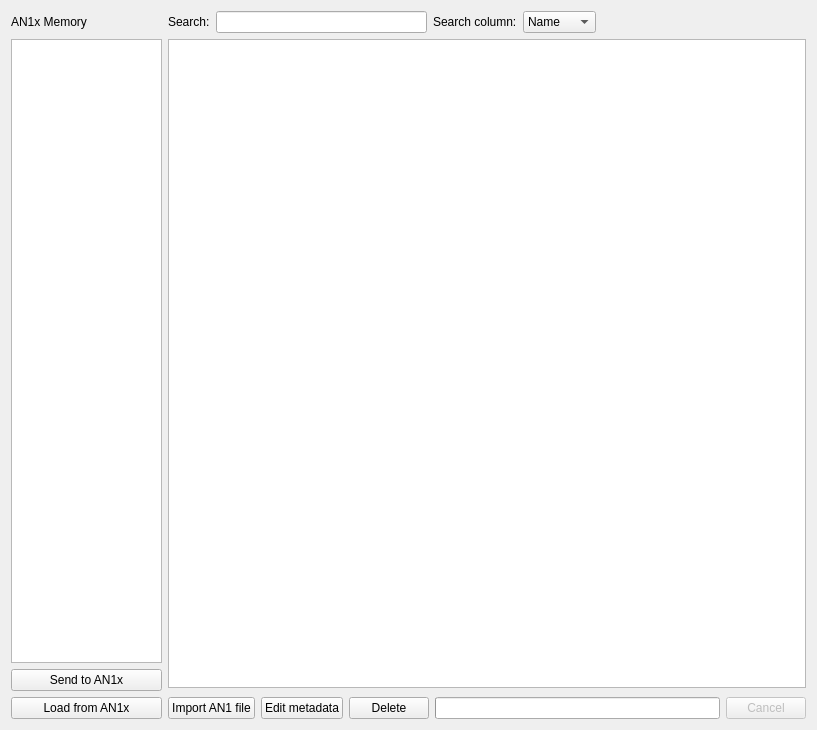
Qt form src/View/Browser.ui (thefinalcutbg/QAN1xEditor) before a commit.
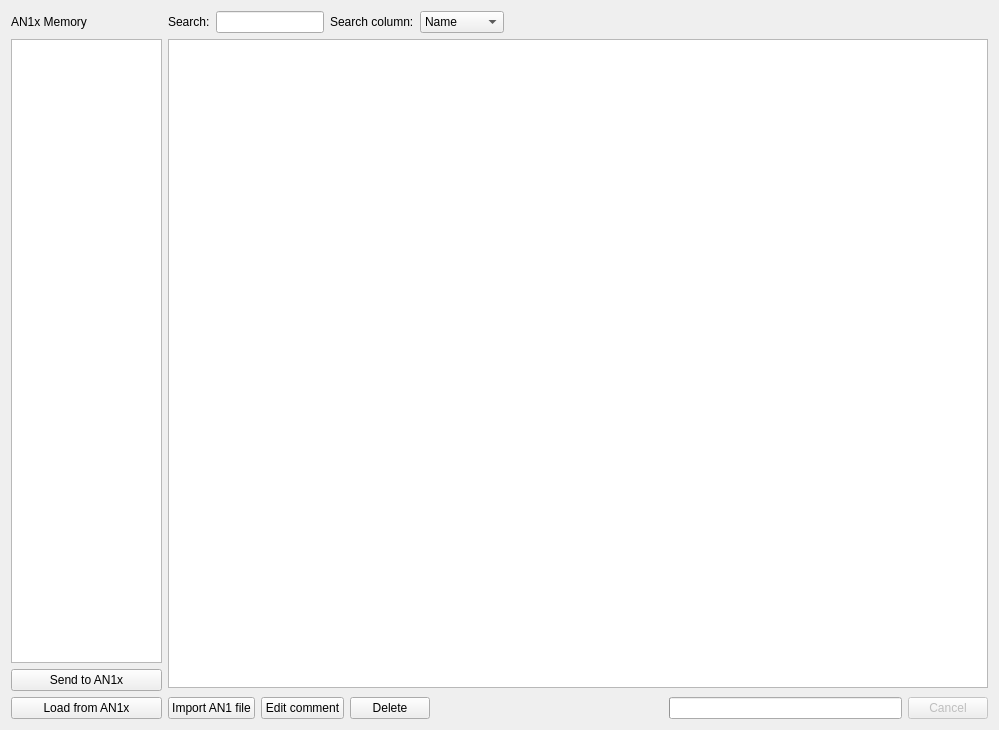
The same form after that commit. Custom widgets are drawn as their Qt base class.

Commit message: comments edit implemented

```diff
--- a/src/View/Browser.ui
+++ b/src/View/Browser.ui
@@ -6,7 +6,7 @@
    <rect>
     <x>0</x>
     <y>0</y>
-    <width>817</width>
+    <width>999</width>
     <height>730</height>
    </rect>
   </property>
@@ -110,6 +110,12 @@
        </item>
        <item>
         <widget class="QLineEdit" name="lineEdit">
+         <property name="sizePolicy">
+          <sizepolicy hsizetype="Preferred" vsizetype="Fixed">
+           <horstretch>0</horstretch>
+           <verstretch>0</verstretch>
+          </sizepolicy>
+         </property>
          <property name="text">
           <string/>
          </property>
@@ -157,6 +163,11 @@
            <string>File</string>
           </property>
          </item>
+         <item>
+          <property name="text">
+           <string>Comment</string>
+          </property>
+         </item>
         </widget>
        </item>
        <item>
@@ -199,7 +210,7 @@
        <item>
         <widget class="QPushButton" name="commentButton">
          <property name="text">
-          <string>Edit metadata</string>
+          <string>Edit comment</string>
          </property>
         </widget>
        </item>
@@ -210,6 +221,22 @@
          </property>
         </widget>
        </item>
+       <item>
+        <spacer name="horizontalSpacer_2">
+         <property name="orientation">
+          <enum>Qt::Horizontal</enum>
+         </property>
+         <property name="sizeType">
+          <enum>QSizePolicy::Expanding</enum>
+         </property>
+         <property name="sizeHint" stdset="0">
+          <size>
+           <width>40</width>
+           <height>20</height>
+          </size>
+         </property>
+        </spacer>
+       </item>
        <item>
         <widget class="QProgressBar" name="progressBar">
          <property name="minimum">
```
The commit also changes 12 other files.
